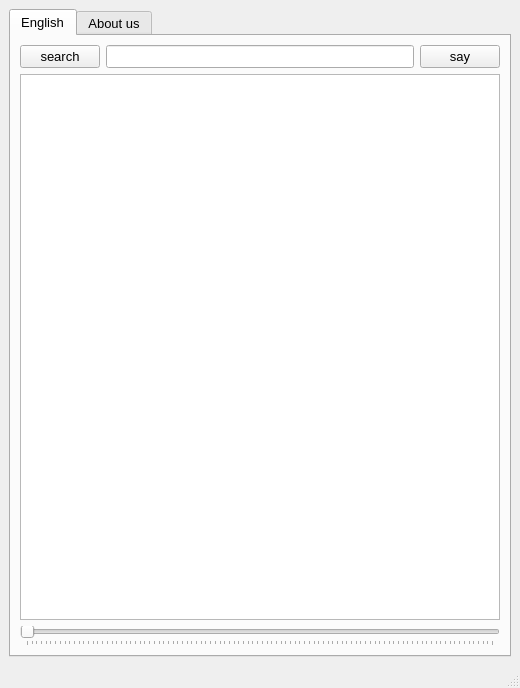
The window that mainwindow.ui (thenaserov/Nahid-Dictionary) describes before a commit, drawn with Qt 5.
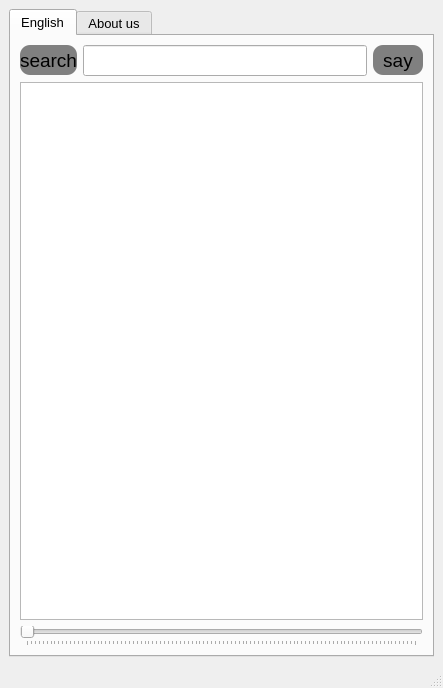
The same window after the commit.

```diff
--- a/mainwindow.ui
+++ b/mainwindow.ui
@@ -6,7 +6,7 @@
    <rect>
     <x>0</x>
     <y>0</y>
-    <width>520</width>
+    <width>443</width>
     <height>688</height>
    </rect>
   </property>
@@ -65,16 +65,23 @@
        <layout class="QGridLayout" name="gridLayout">
         <item row="0" column="0">
          <widget class="QPushButton" name="pbSearch">
+          <property name="minimumSize">
+           <size>
+            <width>50</width>
+            <height>30</height>
+           </size>
+          </property>
           <property name="font">
            <font>
-            <pointsize>10</pointsize>
+            <pointsize>14</pointsize>
            </font>
           </property>
           <property name="mouseTracking">
            <bool>false</bool>
           </property>
           <property name="styleSheet">
-           <string notr="true"/>
+           <string notr="true">border-radius:10px;
+background-color:grey;</string>
           </property>
           <property name="text">
            <string>search</string>
@@ -86,9 +93,15 @@
         </item>
         <item row="0" column="1">
          <widget class="QLineEdit" name="leEnglish">
+          <property name="minimumSize">
+           <size>
+            <width>40</width>
+            <height>30</height>
+           </size>
+          </property>
           <property name="font">
            <font>
-            <pointsize>10</pointsize>
+            <pointsize>14</pointsize>
            </font>
           </property>
           <property name="styleSheet">
@@ -110,11 +123,21 @@
         </item>
         <item row="0" column="2">
          <widget class="QPushButton" name="pbPronounce">
+          <property name="minimumSize">
+           <size>
+            <width>50</width>
+            <height>30</height>
+           </size>
+          </property>
           <property name="font">
            <font>
-            <pointsize>10</pointsize>
+            <pointsize>14</pointsize>
            </font>
           </property>
+          <property name="styleSheet">
+           <string notr="true">border-radius:10px;
+background-color:grey;</string>
+          </property>
           <property name="text">
            <string>say</string>
           </property>
@@ -124,7 +147,7 @@
          <widget class="QTextBrowser" name="textBrowser">
           <property name="font">
            <font>
-            <pointsize>12</pointsize>
+            <pointsize>14</pointsize>
             <italic>false</italic>
            </font>
           </property>
```
Left out of the diff: 8 changed lines with no effect on the pictures.
